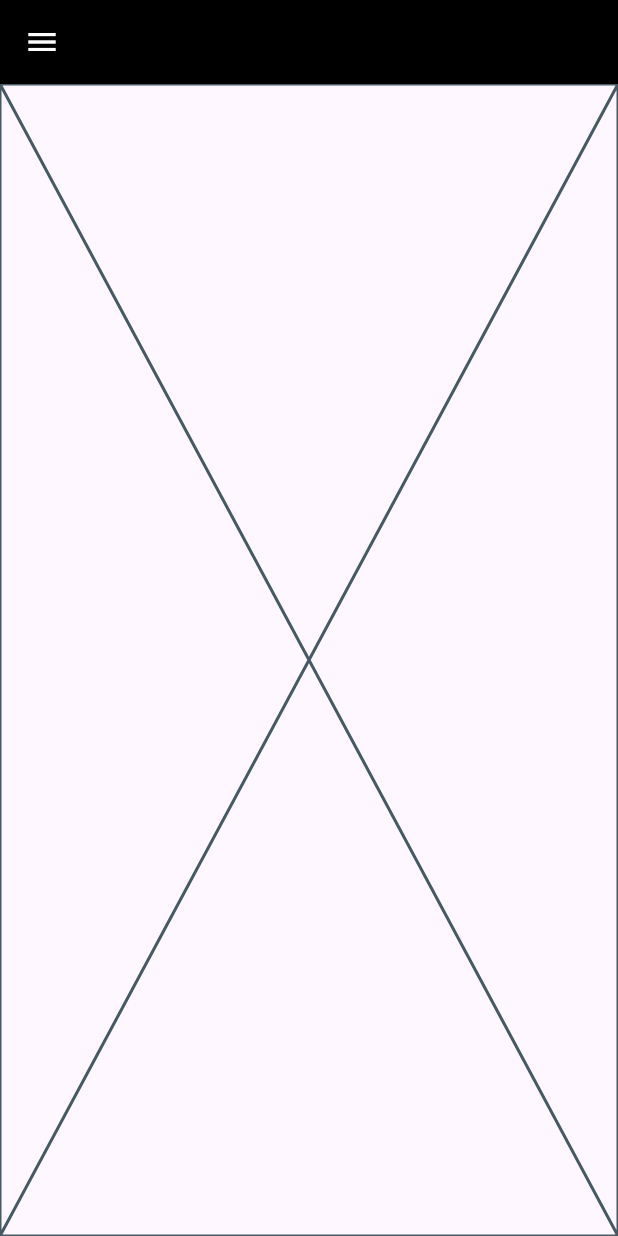
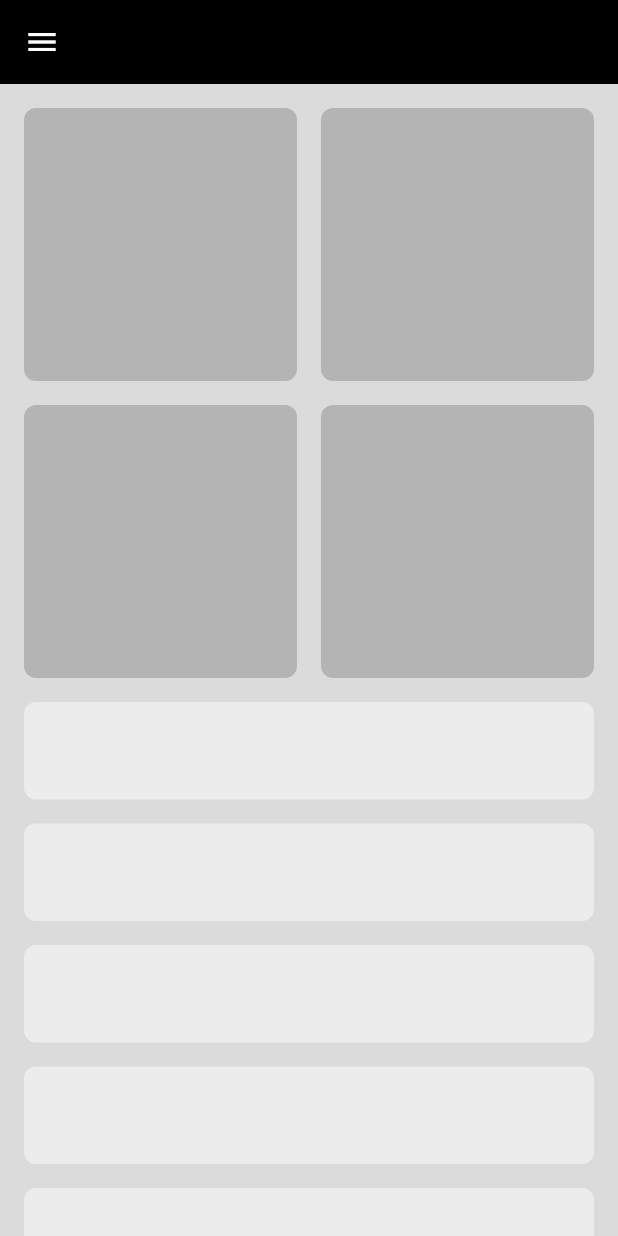
Before and after one commit to Al-Dos024/Simple_Responsive, a Flutter app: the screen it shows after launch, on a phone screen of 412 x 824 dp. Run offline on Flutter 3.47's test engine with Material 3 defaults, Android fonts, the phone set to English and light mode, and no system bars.

Commit message:
mobile layout done

```diff
--- a/lib/widget/home_view.dart
+++ b/lib/widget/home_view.dart
@@ -1,17 +1,32 @@
 import 'package:flutter/material.dart';
+import 'package:simple_work_responsiveadaptive/widget/custom_drawer.dart';
 import 'package:simple_work_responsiveadaptive/widget/home_view_body.dart';
 
-class HomeView extends StatelessWidget {
+class HomeView extends StatefulWidget {
   const HomeView({super.key});
 
   @override
+  State<HomeView> createState() => _HomeViewState();
+}
+
+class _HomeViewState extends State<HomeView> {
+  GlobalKey<ScaffoldState> scaffoldkey = GlobalKey();
+  @override
   Widget build(BuildContext context) {
     return Scaffold(
+      key: scaffoldkey,
+      drawer: const CustomDrawer(),
+      backgroundColor: const Color(0xffDBDBDB),
       appBar: AppBar(
         backgroundColor: Colors.black,
-        leading: const Icon(
-          Icons.menu,
-          color: Colors.white,
+        leading: GestureDetector(
+          onTap: () {
+            scaffoldkey.currentState!.openDrawer();
+          },
+          child: const Icon(
+            Icons.menu,
+            color: Colors.white,
+          ),
         ),
       ),
       body: const HomeViewBody(),
--- a/lib/widget/home_view_body.dart
+++ b/lib/widget/home_view_body.dart
@@ -1,10 +1,25 @@
 import 'package:flutter/material.dart';
+import 'package:simple_work_responsiveadaptive/widget/custom_list_view.dart';
+import 'package:simple_work_responsiveadaptive/widget/custom_sliver_grid.dart';
 
 class HomeViewBody extends StatelessWidget {
   const HomeViewBody({super.key});
 
   @override
   Widget build(BuildContext context) {
-    return const Placeholder();
+    return const Padding(
+      padding: EdgeInsets.symmetric(horizontal: 16),
+      child: CustomScrollView(
+        slivers: [
+          SliverToBoxAdapter(
+            child: SizedBox(
+              height: 16,
+            ),
+          ),
+          CustomSliverGrid(),
+          CustomSliverListView()
+        ],
+      ),
+    );
   }
 }
--- /dev/null
+++ b/lib/widget/item.dart
@@ -0,0 +1,16 @@
+import 'package:flutter/material.dart';
+
+class Item extends StatelessWidget {
+  const Item({
+    super.key,
+  });
+
+  @override
+  Widget build(BuildContext context) {
+    return Container(
+      decoration: BoxDecoration(
+          color: const Color(0xffB4B4B4),
+          borderRadius: BorderRadius.circular(8)),
+    );
+  }
+}
--- /dev/null
+++ b/lib/widget/item_2.dart
@@ -0,0 +1,14 @@
+import 'package:flutter/material.dart';
+
+class Item2 extends StatelessWidget {
+  const Item2({super.key});
+
+  @override
+  Widget build(BuildContext context) {
+    return Container(
+      height: 65,
+      decoration: BoxDecoration(
+          color: Color(0xffECECEC), borderRadius: BorderRadius.circular(8)),
+    );
+  }
+}
```
Also changed, not shown: lib/model/drawer_item_model.dart (added, +8 -0 lines), lib/widget/custom_drawer.dart (added, +35 -0 lines), lib/widget/custom_drawer_item.dart (added, +15 -0 lines), lib/widget/custom_drawer_items.dart (added, +24 -0 lines), lib/widget/custom_list_view.dart (added, +19 -0 lines), lib/widget/custom_sliver_grid.dart (added, +17 -0 lines).
